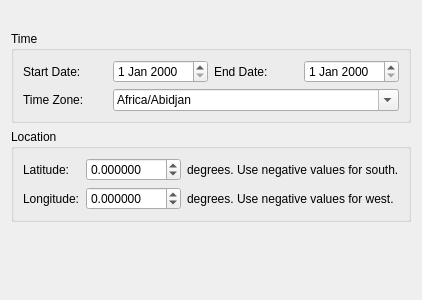
This is desktop/reporting/reports/sun/criteria.ui in davidrg/zxweather as Qt 5 draws it before an edit. The edited form follows.
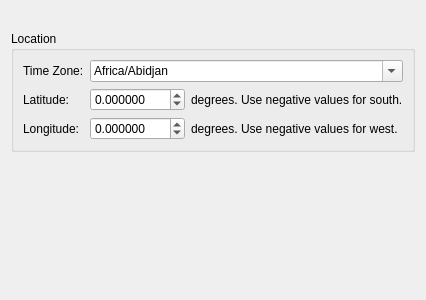
This is the edited form.

Commit message:
desktop: delete redundant start/end date field from criteria page of the sunrise/sunset report
They didn't actually do anything - just a repeat of the chosen date span on the time criteria page.

The edit to the form file:
```diff
--- a/desktop/reporting/reports/sun/criteria.ui
+++ b/desktop/reporting/reports/sun/criteria.ui
@@ -22,39 +22,73 @@
     </widget>
    </item>
    <item>
-    <widget class="QGroupBox" name="groupBox_2">
+    <widget class="QGroupBox" name="groupBox">
      <property name="title">
-      <string>Time</string>
+      <string>Location</string>
      </property>
-     <layout class="QGridLayout" name="gridLayout_2">
-      <item row="0" column="1">
-       <widget class="QDateEdit" name="start"/>
-      </item>
-      <item row="0" column="0">
-       <widget class="QLabel" name="label_5">
-        <property name="text">
-         <string>Start Date:</string>
-        </property>
-       </widget>
-      </item>
-      <item row="0" column="2">
-       <widget class="QLabel" name="label_6">
-        <property name="text">
-         <string>End Date:</string>
-        </property>
-       </widget>
-      </item>
+     <layout class="QGridLayout" name="gridLayout">
       <item row="1" column="0">
+       <widget class="QLabel" name="label">
+        <property name="text">
+         <string>Latitude:</string>
+        </property>
+       </widget>
+      </item>
+      <item row="2" column="2">
+       <widget class="QLabel" name="label_4">
+        <property name="text">
+         <string>degrees. Use negative values for west.</string>
+        </property>
+       </widget>
+      </item>
+      <item row="2" column="1">
+       <widget class="QDoubleSpinBox" name="longitude">
+        <property name="decimals">
+         <number>6</number>
+        </property>
+        <property name="minimum">
+         <double>-180.000000000000000</double>
+        </property>
+        <property name="maximum">
+         <double>180.000000000000000</double>
+        </property>
+       </widget>
+      </item>
+      <item row="1" column="1">
+       <widget class="QDoubleSpinBox" name="latitude">
+        <property name="decimals">
+         <number>6</number>
+        </property>
+        <property name="minimum">
+         <double>-90.000000000000000</double>
+        </property>
+        <property name="maximum">
+         <double>90.000000000000000</double>
+        </property>
+       </widget>
+      </item>
+      <item row="2" column="0">
+       <widget class="QLabel" name="label_2">
+        <property name="text">
+         <string>Longitude:</string>
+        </property>
+       </widget>
+      </item>
+      <item row="1" column="2">
+       <widget class="QLabel" name="label_3">
+        <property name="text">
+         <string>degrees. Use negative values for south.</string>
+        </property>
+       </widget>
+      </item>
+      <item row="0" column="0">
        <widget class="QLabel" name="label_8">
         <property name="text">
          <string>Time Zone:</string>
         </property>
        </widget>
       </item>
-      <item row="0" column="3">
-       <widget class="QDateEdit" name="end"/>
-      </item>
-      <item row="1" column="1" colspan="3">
+      <item row="0" column="1" colspan="2">
        <widget class="QComboBox" name="timeZone">
         <property name="editable">
          <bool>true</bool>
@@ -3030,69 +3064,6 @@
      </layout>
     </widget>
    </item>
-   <item>
-    <widget class="QGroupBox" name="groupBox">
-     <property name="title">
-      <string>Location</string>
-     </property>
-     <layout class="QGridLayout" name="gridLayout">
-      <item row="1" column="0">
-       <widget class="QLabel" name="label_2">
-        <property name="text">
-         <string>Longitude:</string>
-        </property>
-       </widget>
-      </item>
-      <item row="0" column="0">
-       <widget class="QLabel" name="label">
-        <property name="text">
-         <string>Latitude:</string>
-        </property>
-       </widget>
-      </item>
-      <item row="1" column="2">
-       <widget class="QLabel" name="label_4">
-        <property name="text">
-         <string>degrees. Use negative values for west.</string>
-        </property>
-       </widget>
-      </item>
-      <item row="0" column="2">
-       <widget class="QLabel" name="label_3">
-        <property name="text">
-         <string>degrees. Use negative values for south.</string>
-        </property>
-       </widget>
-      </item>
-      <item row="0" column="1">
-       <widget class="QDoubleSpinBox" name="latitude">
-        <property name="decimals">
-         <number>6</number>
-        </property>
-        <property name="minimum">
-         <double>-90.000000000000000</double>
-        </property>
-        <property name="maximum">
-         <double>90.000000000000000</double>
-        </property>
-       </widget>
-      </item>
-      <item row="1" column="1">
-       <widget class="QDoubleSpinBox" name="longitude">
-        <property name="decimals">
-         <number>6</number>
-        </property>
-        <property name="minimum">
-         <double>-180.000000000000000</double>
-        </property>
-        <property name="maximum">
-         <double>180.000000000000000</double>
-        </property>
-       </widget>
-      </item>
-     </layout>
-    </widget>
-   </item>
    <item>
     <spacer name="verticalSpacer">
      <property name="orientation">
```
